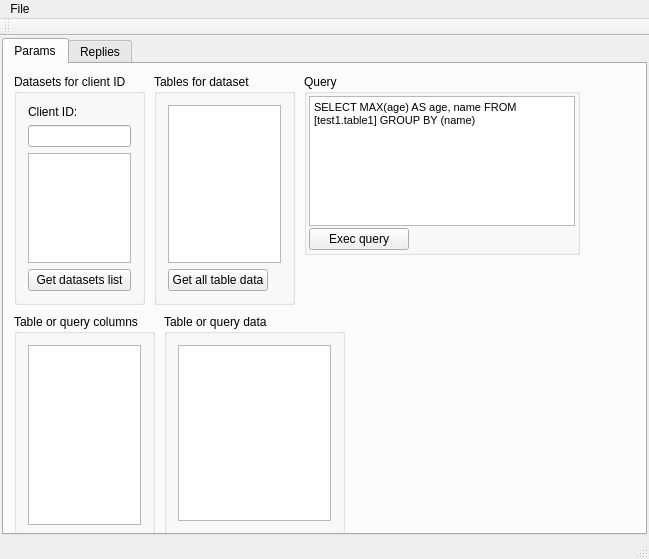
shonlove/qt-google-bigquery, file mainwindow.ui: the form before one commit.
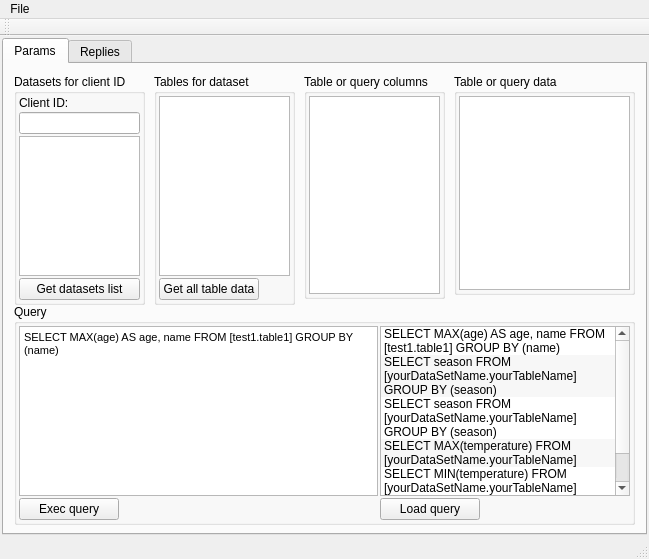
The form after the commit.

Commit message: 1. Improved GUI. 2. Add basic query samples.

The edit to the form file:
```diff
--- a/mainwindow.ui
+++ b/mainwindow.ui
@@ -43,6 +43,12 @@
          <string>Datasets for client ID</string>
         </property>
         <layout class="QVBoxLayout" name="verticalLayout">
+         <property name="spacing">
+          <number>2</number>
+         </property>
+         <property name="margin">
+          <number>2</number>
+         </property>
          <item>
           <widget class="QLabel" name="label">
            <property name="text">
@@ -78,6 +84,12 @@
          <string>Tables for dataset</string>
         </property>
         <layout class="QVBoxLayout" name="verticalLayout_2">
+         <property name="spacing">
+          <number>2</number>
+         </property>
+         <property name="margin">
+          <number>2</number>
+         </property>
          <item>
           <widget class="QListWidget" name="lwTablesList"/>
          </item>
@@ -99,8 +111,8 @@
        <widget class="QGroupBox" name="groupBox_3">
         <property name="geometry">
          <rect>
-          <x>10</x>
-          <y>250</y>
+          <x>300</x>
+          <y>10</y>
           <width>141</width>
           <height>225</height>
          </rect>
@@ -109,6 +121,12 @@
          <string>Table or query columns</string>
         </property>
         <layout class="QVBoxLayout" name="verticalLayout_3">
+         <property name="spacing">
+          <number>2</number>
+         </property>
+         <property name="margin">
+          <number>2</number>
+         </property>
          <item>
           <widget class="QListWidget" name="lwColumns"/>
          </item>
@@ -117,8 +135,8 @@
        <widget class="QGroupBox" name="groupBox_4">
         <property name="geometry">
          <rect>
-          <x>160</x>
-          <y>250</y>
+          <x>450</x>
+          <y>10</y>
           <width>181</width>
           <height>221</height>
          </rect>
@@ -127,6 +145,12 @@
          <string>Table or query data</string>
         </property>
         <layout class="QVBoxLayout" name="verticalLayout_4">
+         <property name="spacing">
+          <number>2</number>
+         </property>
+         <property name="margin">
+          <number>2</number>
+         </property>
          <item>
           <widget class="QListWidget" name="lwData"/>
          </item>
@@ -135,10 +159,10 @@
        <widget class="QGroupBox" name="groupBox_5">
         <property name="geometry">
          <rect>
-          <x>300</x>
-          <y>10</y>
-          <width>276</width>
-          <height>181</height>
+          <x>10</x>
+          <y>240</y>
+          <width>621</width>
+          <height>221</height>
          </rect>
         </property>
         <property name="title">
@@ -162,7 +186,7 @@
            </property>
           </widget>
          </item>
-         <item row="1" column="0">
+         <item row="2" column="0">
           <widget class="QPushButton" name="pbExecQuery">
            <property name="maximumSize">
             <size>
@@ -175,6 +199,84 @@
            </property>
           </widget>
          </item>
+         <item row="0" column="2">
+          <widget class="QListWidget" name="lwQuerys">
+           <property name="maximumSize">
+            <size>
+             <width>250</width>
+             <height>16777215</height>
+            </size>
+           </property>
+           <property name="alternatingRowColors">
+            <bool>true</bool>
+           </property>
+           <property name="isWrapping" stdset="0">
+            <bool>false</bool>
+           </property>
+           <property name="layoutMode">
+            <enum>QListView::SinglePass</enum>
+           </property>
+           <property name="spacing">
+            <number>1</number>
+           </property>
+           <property name="viewMode">
+            <enum>QListView::ListMode</enum>
+           </property>
+           <property name="uniformItemSizes">
+            <bool>false</bool>
+           </property>
+           <property name="wordWrap">
+            <bool>true</bool>
+           </property>
+           <property name="selectionRectVisible">
+            <bool>true</bool>
+           </property>
+           <item>
+            <property name="text">
+             <string>SELECT MAX(age) AS age, name FROM [test1.table1] GROUP BY (name)</string>
+            </property>
+           </item>
+           <item>
+            <property name="text">
+             <string>SELECT season FROM [yourDataSetName.yourTableName] GROUP BY (season)</string>
+            </property>
+           </item>
+           <item>
+            <property name="text">
+             <string>SELECT season FROM [yourDataSetName.yourTableName] GROUP BY (season)</string>
+            </property>
+           </item>
+           <item>
+            <property name="text">
+             <string>SELECT MAX(temperature) FROM [yourDataSetName.yourTableName]</string>
+            </property>
+           </item>
+           <item>
+            <property name="text">
+             <string>SELECT MIN(temperature) FROM [yourDataSetName.yourTableName] WHERE (season = &quot;Summer&quot;)</string>
+            </property>
+           </item>
+          </widget>
+         </item>
+         <item row="2" column="2">
+          <widget class="QPushButton" name="pbLoadQuery">
+           <property name="minimumSize">
+            <size>
+             <width>0</width>
+             <height>0</height>
+            </size>
+           </property>
+           <property name="maximumSize">
+            <size>
+             <width>100</width>
+             <height>16777215</height>
+            </size>
+           </property>
+           <property name="text">
+            <string>Load query</string>
+           </property>
+          </widget>
+         </item>
         </layout>
        </widget>
       </widget>
```
Left out of the diff: 2 changed lines with no effect on the pictures. The commit also changes 2 other files.
